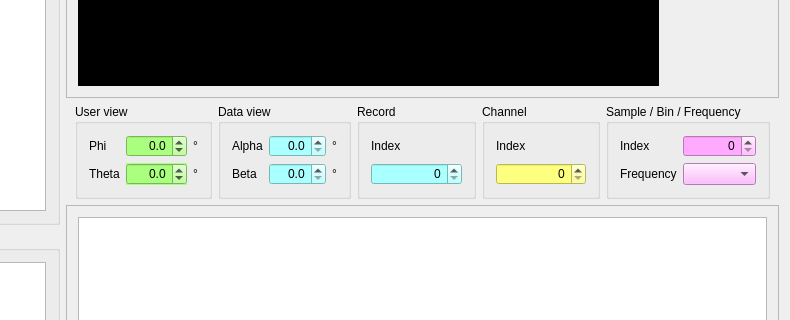
svn2github/opendaff, file apps/viewer/ui/QDAFFViewerWindow.ui: the form before one commit; both pictures show x 351 to 1141 and y 256 to 576 of the 1141 by 812 pixel window.
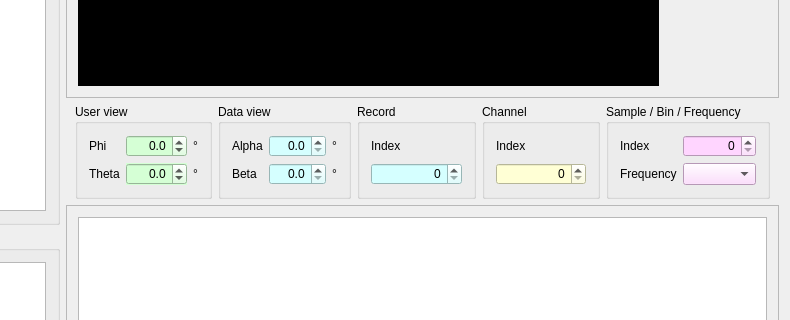
The form after the commit. Custom widgets are drawn as their Qt base class.

Commit message: upd: adjusting parameters of 3D widget add: 2D plotter basic functionality chg: DAFF Matlab executable now exports the current DAFF version in the mex file name (to use both new and old versions in Matlab, i.e. to create converter scripts)

Patch:
```diff
--- a/apps/viewer/ui/QDAFFViewerWindow.ui
+++ b/apps/viewer/ui/QDAFFViewerWindow.ui
@@ -296,7 +296,7 @@
                 <bool>false</bool>
                </property>
                <property name="styleSheet">
-                <string notr="true">background-color: rgb(170, 255, 127);
+                <string notr="true">background-color: rgb(213, 255, 213);
 font: 75 12pt &quot;Calibri&quot;;</string>
                </property>
                <property name="alignment">
@@ -341,7 +341,7 @@
                 <bool>true</bool>
                </property>
                <property name="styleSheet">
-                <string notr="true">background-color: rgb(170, 255, 127);
+                <string notr="true">background-color: rgb(213, 255, 213);
 font: 75 12pt &quot;Calibri&quot;;</string>
                </property>
                <property name="alignment">
@@ -419,7 +419,7 @@
              <item row="0" column="3">
               <widget class="QDoubleSpinBox" name="doubleSpinBox_Alpha">
                <property name="styleSheet">
-                <string notr="true">background-color: rgb(170, 255, 255);
+                <string notr="true">background-color: rgb(213, 255, 255);
 font: 75 12pt &quot;Calibri&quot;;</string>
                </property>
                <property name="alignment">
@@ -439,7 +439,7 @@
              <item row="1" column="3">
               <widget class="QDoubleSpinBox" name="doubleSpinBox_Beta">
                <property name="styleSheet">
-                <string notr="true">background-color: rgb(170, 255, 255);
+                <string notr="true">background-color: rgb(213, 255, 255);
 font: 75 12pt &quot;Calibri&quot;;</string>
                </property>
                <property name="alignment">
@@ -511,7 +511,7 @@
              <item>
               <widget class="QSpinBox" name="spinBox_RecordIndex">
                <property name="styleSheet">
-                <string notr="true">background-color: rgb(170, 255, 255);
+                <string notr="true">background-color: rgb(213, 255, 255);
 font: 75 12pt &quot;Calibri&quot;;</string>
                </property>
                <property name="alignment">
@@ -550,7 +550,7 @@
              <item>
               <widget class="QSpinBox" name="spinBox_ChannelIndex">
                <property name="styleSheet">
-                <string notr="true">background-color: rgb(255, 255, 127);
+                <string notr="true">background-color: rgb(255, 255, 213);
 font: 75 12pt &quot;Calibri&quot;;</string>
                </property>
                <property name="alignment">
@@ -589,7 +589,7 @@
              <item row="0" column="1">
               <widget class="QSpinBox" name="spinBox_FrequencyIndex">
                <property name="styleSheet">
-                <string notr="true">background-color: rgb(255, 170, 255);
+                <string notr="true">background-color: rgb(255, 213, 255);
 font: 75 12pt &quot;Calibri&quot;;</string>
                </property>
                <property name="alignment">
@@ -610,7 +610,7 @@
              <item row="1" column="1">
               <widget class="QComboBox" name="comboBox_FrequencySelector">
                <property name="styleSheet">
-                <string notr="true">background-color: rgb(255, 170, 255);
+                <string notr="true">background-color: rgb(255, 213, 255);
 font: 75 12pt &quot;Calibri&quot;;</string>
                </property>
               </widget>
```
The commit also changes 7 other files.
